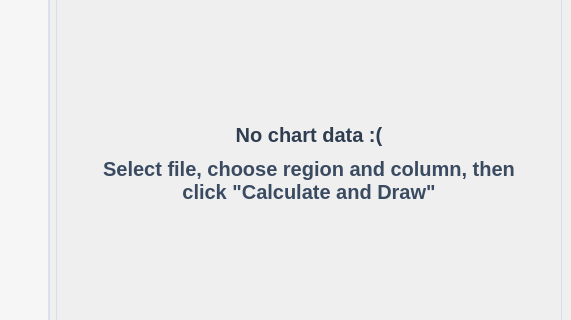
Qt form mainwindow.ui (aleksei-manikhin/sem2_lab_03_OP) before a commit; both pictures show x 429 to 1000 and y 159 to 479 of the 1000 by 650 pixel window.
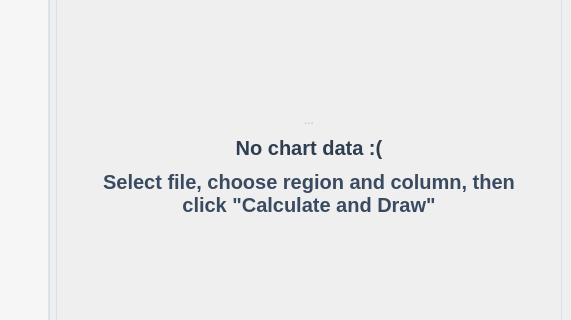
The same form after that commit. Icons and pictures are not drawn.

Commit message: add no_chart_icon

Patch:
```diff
--- a/mainwindow.ui
+++ b/mainwindow.ui
@@ -739,6 +739,43 @@
                </property>
               </spacer>
              </item>
+             <item alignment="Qt::AlignmentFlag::AlignHCenter">
+              <widget class="QToolButton" name="icon_9">
+               <property name="enabled">
+                <bool>false</bool>
+               </property>
+               <property name="sizePolicy">
+                <sizepolicy hsizetype="Fixed" vsizetype="Fixed">
+                 <horstretch>0</horstretch>
+                 <verstretch>0</verstretch>
+                </sizepolicy>
+               </property>
+               <property name="font">
+                <font>
+                 <pointsize>9</pointsize>
+                </font>
+               </property>
+               <property name="acceptDrops">
+                <bool>true</bool>
+               </property>
+               <property name="text">
+                <string>...</string>
+               </property>
+               <property name="icon">
+                <iconset resource="resources.qrc">
+                 <normaloff>:/icons/icons/no_chart.png</normaloff>:/icons/icons/no_chart.png</iconset>
+               </property>
+               <property name="iconSize">
+                <size>
+                 <width>187</width>
+                 <height>197</height>
+                </size>
+               </property>
+               <property name="autoRaise">
+                <bool>true</bool>
+               </property>
+              </widget>
+             </item>
              <item>
               <widget class="QLabel" name="chartEmptyTitleLabel">
                <property name="font">
```
The commit also changes 2 other files.
